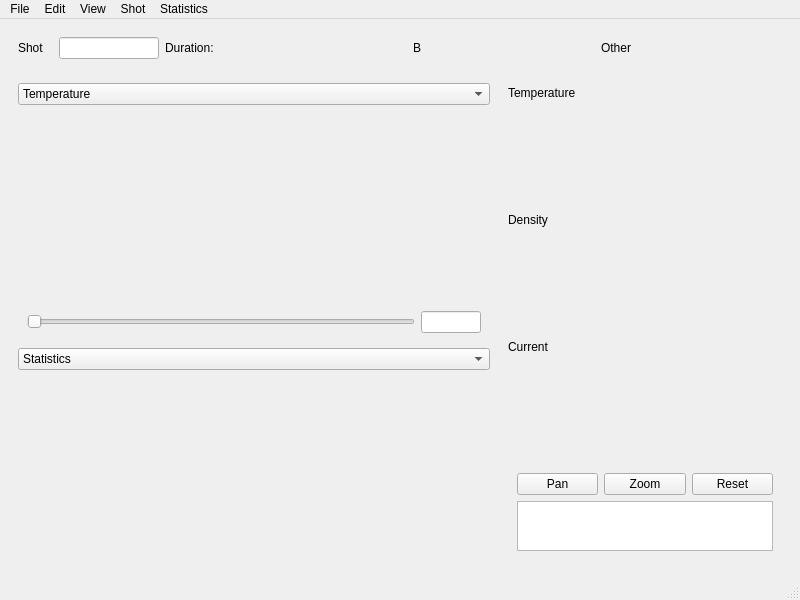
Old version of the form GUI.ui in the repository zamazir/langmuirGUI.
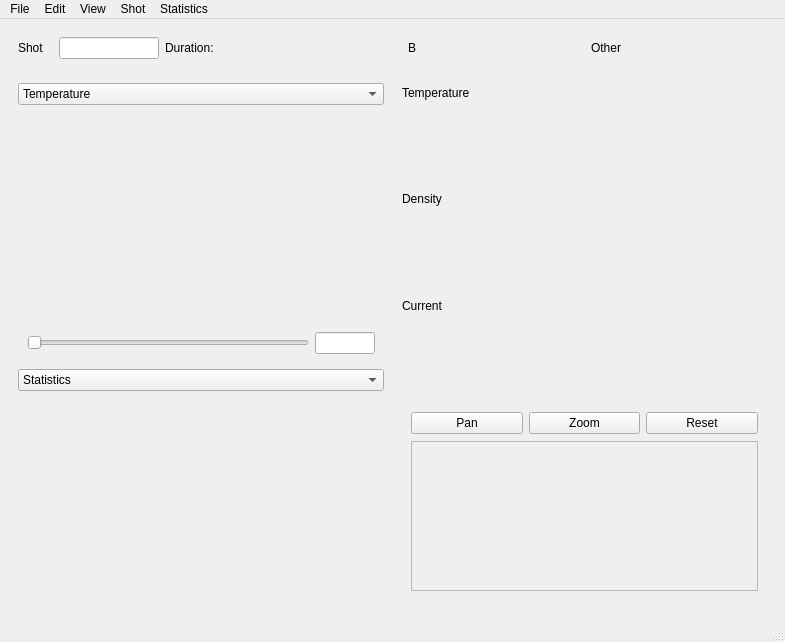
New version of the form.

Commit message: Add margins to time indicator, Add class "Sync" to synchronize temporal plot axes

The edit to the form file:
```diff
--- a/GUI.ui
+++ b/GUI.ui
@@ -6,8 +6,8 @@
    <rect>
     <x>0</x>
     <y>0</y>
-    <width>800</width>
-    <height>600</height>
+    <width>785</width>
+    <height>642</height>
    </rect>
   </property>
   <property name="windowTitle">
@@ -224,6 +224,12 @@
             </item>
             <item>
              <widget class="QWidget" name="TPlot" native="true">
+              <property name="minimumSize">
+               <size>
+                <width>0</width>
+                <height>0</height>
+               </size>
+              </property>
               <layout class="QVBoxLayout" name="TPlotLayout"/>
              </widget>
             </item>
@@ -242,6 +248,12 @@
             </item>
             <item>
              <widget class="QWidget" name="nPlot" native="true">
+              <property name="minimumSize">
+               <size>
+                <width>0</width>
+                <height>0</height>
+               </size>
+              </property>
               <layout class="QVBoxLayout" name="nPlotLayout"/>
              </widget>
             </item>
@@ -260,14 +272,29 @@
             </item>
             <item>
              <widget class="QWidget" name="jPlot" native="true">
+              <property name="minimumSize">
+               <size>
+                <width>0</width>
+                <height>0</height>
+               </size>
+              </property>
               <layout class="QVBoxLayout" name="jPlotLayout"/>
              </widget>
             </item>
             <item>
              <widget class="QWidget" name="tPlotControls" native="true">
+              <property name="maximumSize">
+               <size>
+                <width>16777215</width>
+                <height>200</height>
+               </size>
+              </property>
               <layout class="QVBoxLayout" name="tPlotCtrlLayout">
                <item>
                 <layout class="QHBoxLayout" name="horizontalLayout">
+                 <property name="sizeConstraint">
+                  <enum>QLayout::SetMaximumSize</enum>
+                 </property>
                  <item>
                   <widget class="QPushButton" name="btnPan">
                    <property name="text">
@@ -292,19 +319,27 @@
                 </layout>
                </item>
                <item>
-                <widget class="QListWidget" name="probeSelection">
-                 <property name="sizePolicy">
-                  <sizepolicy hsizetype="Preferred" vsizetype="Maximum">
-                   <horstretch>0</horstretch>
-                   <verstretch>0</verstretch>
-                  </sizepolicy>
-                 </property>
+                <widget class="QScrollArea" name="scrollPlotList">
                  <property name="maximumSize">
                   <size>
-                   <width>1000000</width>
-                   <height>50</height>
+                   <width>16777215</width>
+                   <height>150</height>
                   </size>
                  </property>
+                 <property name="widgetResizable">
+                  <bool>true</bool>
+                 </property>
+                 <widget class="QWidget" name="scrollAreaWidgetContents">
+                  <property name="geometry">
+                   <rect>
+                    <x>0</x>
+                    <y>0</y>
+                    <width>341</width>
+                    <height>143</height>
+                   </rect>
+                  </property>
+                  <zorder>verticalLayoutWidget_2</zorder>
+                 </widget>
                 </widget>
                </item>
               </layout>
@@ -325,7 +360,7 @@
     <rect>
      <x>0</x>
      <y>0</y>
-     <width>800</width>
+     <width>785</width>
      <height>23</height>
     </rect>
    </property>
```
The commit also changes 2 other files.
